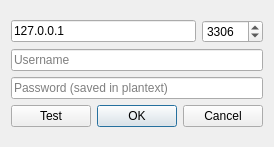
This is database_dossier/ui/connection.ui in nshiell/database-dossier as Qt 5 draws it before an edit. The edited form follows.
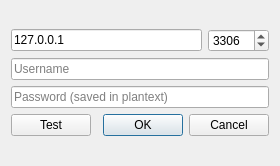
This is the edited form. Icons and pictures are not drawn.

The edit to the form file:
```diff
--- a/database_dossier/ui/connection.ui
+++ b/database_dossier/ui/connection.ui
@@ -9,8 +9,8 @@
    <rect>
     <x>0</x>
     <y>0</y>
-    <width>274</width>
-    <height>147</height>
+    <width>280</width>
+    <height>166</height>
    </rect>
   </property>
   <property name="windowTitle">
@@ -58,6 +58,9 @@
      </item>
      <item>
       <widget class="QLineEdit" name="password">
+       <property name="echoMode">
+        <enum>QLineEdit::Password</enum>
+       </property>
        <property name="placeholderText">
         <string>Password (saved in plantext)</string>
        </property>
```
Left out of the diff: 3 changed lines with no effect on the pictures.
